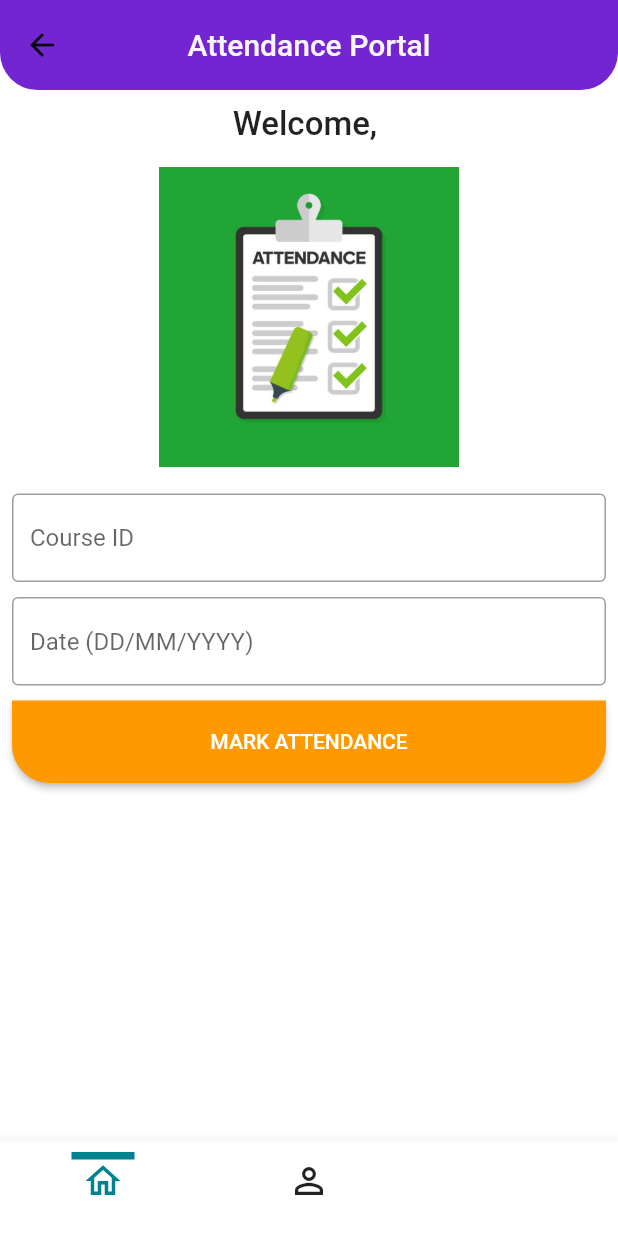
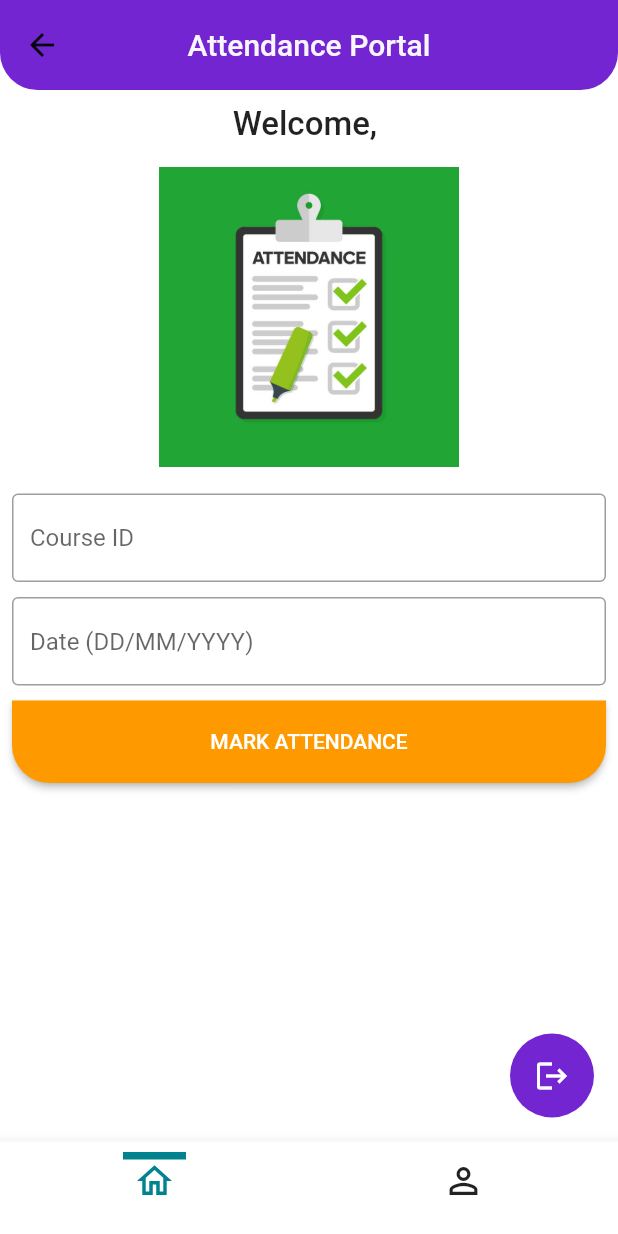
Before and after one commit to Om-Gujarathi/GeoAttendance, a Flutter app: the BottomBar screen opened by its route, on a phone screen of 412 x 824 dp. Run offline on Flutter 3.47's test engine with Material 2 defaults, Android fonts, the light colour scheme and no system bars; our stand-ins replace badges, flutter_keyboard_visibility, fluttertoast, geolocator, google_fonts, local_auth and 1 more; accounts and stored records are empty.

Commit message:
logout button

```diff
--- a/lib/common/bottom_bar.dart
+++ b/lib/common/bottom_bar.dart
@@ -21,7 +21,6 @@ class _BottomBarState extends State<BottomBar> {
   List<Widget> pages = [
     const Center(child: Locate()),
     const Center(child: SeeAttendance()),
-    const Center(child: Logout()),
   ];
 
   void updatePage(int page) {
@@ -77,27 +76,6 @@ class _BottomBarState extends State<BottomBar> {
             label: '',
           ),
           //CART PAGE
-          BottomNavigationBarItem(
-            icon: Container(
-              width: bottomBarWidth,
-              decoration: BoxDecoration(
-                  border: Border(
-                top: BorderSide(
-                  color: _page == 2
-                      ? GlobalVariables.selectedNavBarColor
-                      : GlobalVariables.backgroundColor,
-                  width: bottomBarBorderWidth,
-                ),
-              )),
-              // child: Badge(
-              //   elevation: 0,
-              //   badgeContent: const Text('2'),
-              //   badgeColor: Colors.white,
-              //   child: const Icon(Icons.shopping_cart_outlined),
-              // ),
-            ),
-            label: '',
-          )
         ],
       ),
     );
--- a/lib/screens/location.dart
+++ b/lib/screens/location.dart
@@ -4,6 +4,7 @@ import 'package:edi/common/custom_textfield.dart';
 import 'package:edi/constants/global_variables.dart';
 import 'package:edi/providers/user_provider.dart';
 import 'package:edi/screens/biometric_helper.dart';
+import 'package:edi/screens/temp.dart';
 import 'package:flutter/material.dart';
 import 'package:fluttertoast/fluttertoast.dart';
 import 'package:geolocator/geolocator.dart';
@@ -40,6 +41,17 @@ class _LocateState extends State<Locate> {
     final String name =
         Provider.of<UserProvider>(context, listen: false).user.name;
     return Scaffold(
+      floatingActionButton: FloatingActionButton(
+        onPressed: (() {
+          Navigator.pushNamed(context, Logout.routeName);
+        }),
+        backgroundColor: GlobalVariables.violetcolor,
+        elevation: 0.0,
+        child: Icon(
+          Icons.logout,
+          color: Colors.white,
+        ),
+      ),
       appBar: AppBar(
         backgroundColor: GlobalVariables.violetcolor,
         title: const Text('Attendance Portal'),
@@ -56,7 +68,9 @@ class _LocateState extends State<Locate> {
       body: SingleChildScrollView(
         child: SafeArea(
           child: Column(children: [
-            const SizedBox(height: 10,),
+            const SizedBox(
+              height: 10,
+            ),
             Text(
               'Welcome, $name',
               style: const TextStyle(
@@ -64,10 +78,12 @@ class _LocateState extends State<Locate> {
                 fontWeight: FontWeight.w500,
               ),
             ),
-            SizedBox(height: 15,),
-            const Image(image: AssetImage("lib/assets/images/4.jpeg"),
+            SizedBox(
+              height: 15,
+            ),
+            const Image(
+              image: AssetImage("lib/assets/images/4.jpeg"),
               height: 200,
-
             ),
             const SizedBox(height: 10),
             Container(
@@ -89,8 +105,6 @@ class _LocateState extends State<Locate> {
                     const SizedBox(height: 10),
                     CustomButton(
                       text: 'MARK ATTENDANCE',
-
-
                       onTap: () {
                         if (_formKey.currentState!.validate()) {
                           getlocation();
```
Also changed, not shown: lib/screens/see_attendance.dart (+12 -0 lines).
